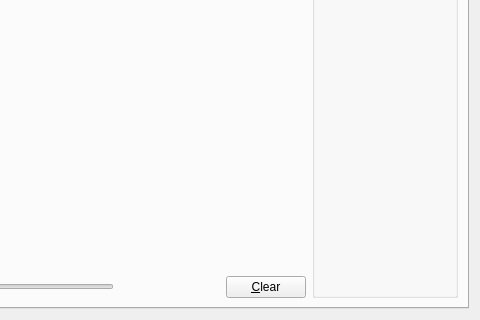
First picture: the form in src/qt/forms/debugwindow.ui, repository AXErunners/axe, before the edit; both pictures show x 289 to 769 and y 165 to 485 of the 769 by 485 pixel window.
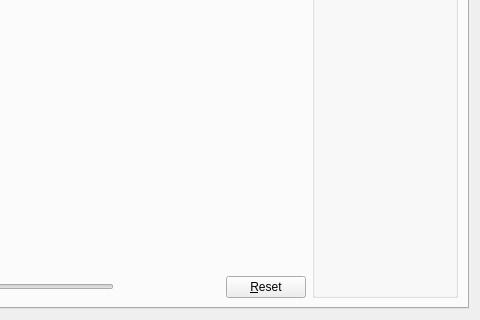
Second picture: the form after the edit. The open tabs and pages were chosen to show the change. Icons and pictures are not drawn. Custom widgets are drawn as their Qt base class.

Commit message: Change 'Clear' button string to 'Reset'

Diff of the .ui file:
```diff
--- a/src/qt/forms/debugwindow.ui
+++ b/src/qt/forms/debugwindow.ui
@@ -659,7 +659,7 @@
            <item>
             <widget class="QPushButton" name="btnClearTrafficGraph">
              <property name="text">
-              <string>&amp;Clear</string>
+              <string>&amp;Reset</string>
              </property>
              <property name="autoDefault">
               <bool>false</bool>
```
